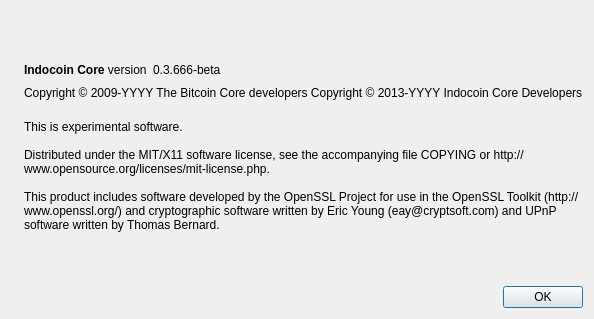
Old version of the form src/qt/forms/aboutdialog.ui in the repository artiqox/artiqox.
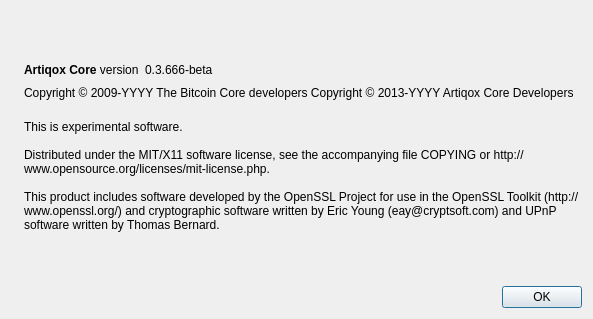
New version of the form. Icons and pictures are not drawn.

Commit message: Rebranding wallet to Artiqox

```diff
--- a/src/qt/forms/aboutdialog.ui
+++ b/src/qt/forms/aboutdialog.ui
@@ -50,7 +50,7 @@
           <cursorShape>IBeamCursor</cursorShape>
          </property>
          <property name="text">
-          <string>&lt;b&gt;Indocoin Core&lt;/b&gt; version</string>
+          <string>&lt;b&gt;Artiqox Core&lt;/b&gt; version</string>
          </property>
          <property name="textInteractionFlags">
           <set>Qt::LinksAccessibleByMouse|Qt::TextSelectableByKeyboard|Qt::TextSelectableByMouse</set>
@@ -92,7 +92,7 @@
        </property>
        <property name="text">
         <string notr="true">Copyright &amp;copy; 2009-YYYY The Bitcoin Core developers
-          Copyright &amp;copy; 2013-YYYY Indocoin Core Developers</string>
+          Copyright &amp;copy; 2013-YYYY Artiqox Core Developers</string>
        </property>
        <property name="textFormat">
         <enum>Qt::RichText</enum>
```
Left out of the diff: 2 changed lines with no effect on the pictures. The commit also changes 201 other files.
